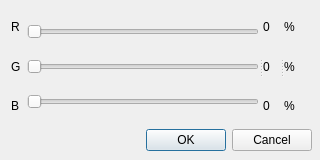
Old version of the form mixerdialog.ui in the repository kropelka/zpppaint.
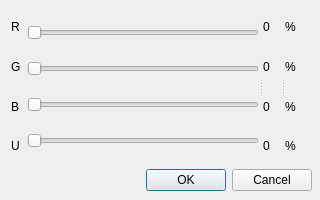
New version of the form.

Diff of the .ui file:
```diff
--- a/mixerdialog.ui
+++ b/mixerdialog.ui
@@ -7,19 +7,19 @@
     <x>0</x>
     <y>0</y>
     <width>320</width>
-    <height>160</height>
+    <height>200</height>
    </rect>
   </property>
   <property name="windowTitle">
    <string>Ustalenie skladowych RGB</string>
   </property>
-  <widget class="QWidget" name="">
+  <widget class="QWidget" name="layoutWidget">
    <property name="geometry">
     <rect>
      <x>11</x>
      <y>10</y>
      <width>301</width>
-     <height>141</height>
+     <height>181</height>
     </rect>
    </property>
    <layout class="QVBoxLayout" name="verticalLayout_5">
@@ -32,51 +32,71 @@
        <property name="orientation">
         <enum>Qt::Horizontal</enum>
        </property>
-       <widget class="QWidget" name="">
+       <widget class="QWidget" name="layoutWidget">
         <layout class="QHBoxLayout" name="horizontalLayout">
          <item>
           <layout class="QVBoxLayout" name="verticalLayout_2">
            <item>
-            <widget class="QLabel" name="label">
+            <widget class="QLabel" name="label_8">
              <property name="text">
               <string>R</string>
              </property>
             </widget>
            </item>
            <item>
-            <widget class="QLabel" name="label_3">
+            <widget class="QLabel" name="label">
              <property name="text">
               <string>G</string>
              </property>
             </widget>
            </item>
            <item>
-            <widget class="QLabel" name="label_5">
+            <widget class="QLabel" name="label_3">
              <property name="text">
               <string>B</string>
              </property>
             </widget>
            </item>
+           <item>
+            <widget class="QLabel" name="label_5">
+             <property name="text">
+              <string>U</string>
+             </property>
+            </widget>
+           </item>
           </layout>
          </item>
          <item>
           <layout class="QVBoxLayout" name="verticalLayout_4">
            <item>
-            <widget class="QSlider" name="horizontalSlider">
+            <widget class="QSlider" name="redSlider">
+             <property name="maximum">
+              <number>100</number>
+             </property>
              <property name="orientation">
               <enum>Qt::Horizontal</enum>
              </property>
             </widget>
            </item>
            <item>
-            <widget class="QSlider" name="horizontalSlider_2">
+            <widget class="QSlider" name="greenSlider">
+             <property name="maximum">
+              <number>100</number>
+             </property>
              <property name="orientation">
               <enum>Qt::Horizontal</enum>
              </property>
             </widget>
            </item>
            <item>
-            <widget class="QSlider" name="horizontalSlider_3">
+            <widget class="QSlider" name="blueSlider">
+             <property name="orientation">
+              <enum>Qt::Horizontal</enum>
+             </property>
+            </widget>
+           </item>
+           <item>
+            <widget class="QSlider" name="partSlider">
              <property name="orientation">
               <enum>Qt::Horizontal</enum>
              </property>
@@ -86,57 +106,71 @@
          </item>
         </layout>
        </widget>
-       <widget class="QWidget" name="">
+       <widget class="QWidget" name="layoutWidget">
         <layout class="QVBoxLayout" name="verticalLayout">
          <item>
+          <widget class="QLabel" name="redVal">
+           <property name="text">
+            <string>0</string>
+           </property>
+          </widget>
+         </item>
+         <item>
+          <widget class="QLabel" name="greenVal">
+           <property name="text">
+            <string>0</string>
+           </property>
+          </widget>
+         </item>
+         <item>
+          <widget class="QLabel" name="blueVal">
+           <property name="text">
+            <string>0</string>
+           </property>
+          </widget>
+         </item>
+         <item>
+          <widget class="QLabel" name="partitionVal">
+           <property name="text">
+            <string>0</string>
+           </property>
+          </widget>
+         </item>
+        </layout>
+       </widget>
+       <widget class="QWidget" name="">
+        <layout class="QVBoxLayout" name="verticalLayout_3">
+         <item>
           <widget class="QLabel" name="label_2">
            <property name="text">
-            <string>0</string>
-           </property>
-          </widget>
-         </item>
-         <item>
-          <widget class="QLabel" name="label_4">
-           <property name="text">
-            <string>0</string>
+            <string>%</string>
            </property>
           </widget>
          </item>
          <item>
           <widget class="QLabel" name="label_6">
            <property name="text">
-            <string>0</string>
+            <string>%</string>
+           </property>
+          </widget>
+         </item>
+         <item>
+          <widget class="QLabel" name="label_4">
+           <property name="text">
+            <string>%</string>
+           </property>
+          </widget>
+         </item>
+         <item>
+          <widget class="QLabel" name="label_7">
+           <property name="text">
+            <string>%</string>
            </property>
           </widget>
          </item>
         </layout>
        </widget>
       </widget>
-      <widget class="QWidget" name="">
-       <layout class="QVBoxLayout" name="verticalLayout_3">
-        <item>
-         <widget class="QLabel" name="label_7">
-          <property name="text">
-           <string>%</string>
-          </property>
-         </widget>
-        </item>
-        <item>
-         <widget class="QLabel" name="label_8">
-          <property name="text">
-           <string>%</string>
-          </property>
-         </widget>
-        </item>
-        <item>
-         <widget class="QLabel" name="label_9">
-          <property name="text">
-           <string>%</string>
-          </property>
-         </widget>
-        </item>
-       </layout>
-      </widget>
      </widget>
     </item>
     <item>
```
Left out of the diff: 130 changed lines with no effect on the pictures.
